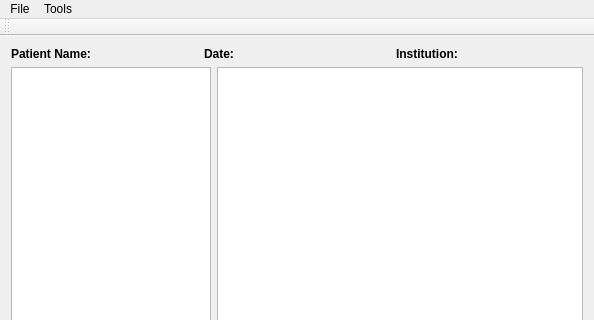
Qt form src/mainwindow.ui (RomanCizmarik/3DIM_TASK) before a commit; both pictures show x 0 to 594 and y 0 to 320 of the 594 by 559 pixel window.
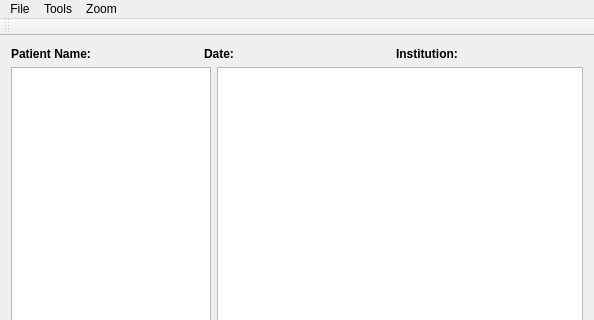
The same form after that commit. Icons and pictures are not drawn. Custom widgets are drawn as their Qt base class.

Diff of the .ui file:
```diff
--- a/src/mainwindow.ui
+++ b/src/mainwindow.ui
@@ -242,8 +242,20 @@
     </property>
     <addaction name="actionSettings"/>
    </widget>
+   <widget class="QMenu" name="menuZoom">
+    <property name="title">
+     <string>Zoom</string>
+    </property>
+    <addaction name="action100"/>
+    <addaction name="action200"/>
+    <addaction name="action300"/>
+    <addaction name="separator"/>
+    <addaction name="actionZoom_in"/>
+    <addaction name="actionZoom_out"/>
+   </widget>
    <addaction name="menuFile"/>
    <addaction name="menuTools"/>
+   <addaction name="menuZoom"/>
   </widget>
   <widget class="QToolBar" name="mainToolBar">
    <attribute name="toolBarArea">
```
Left out of the diff: 25 changed lines with no effect on the pictures.
